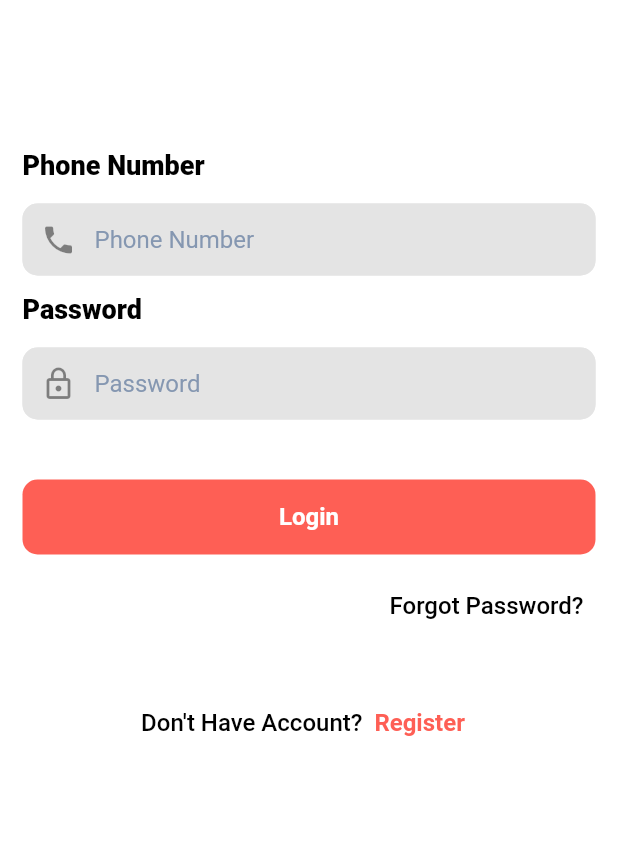
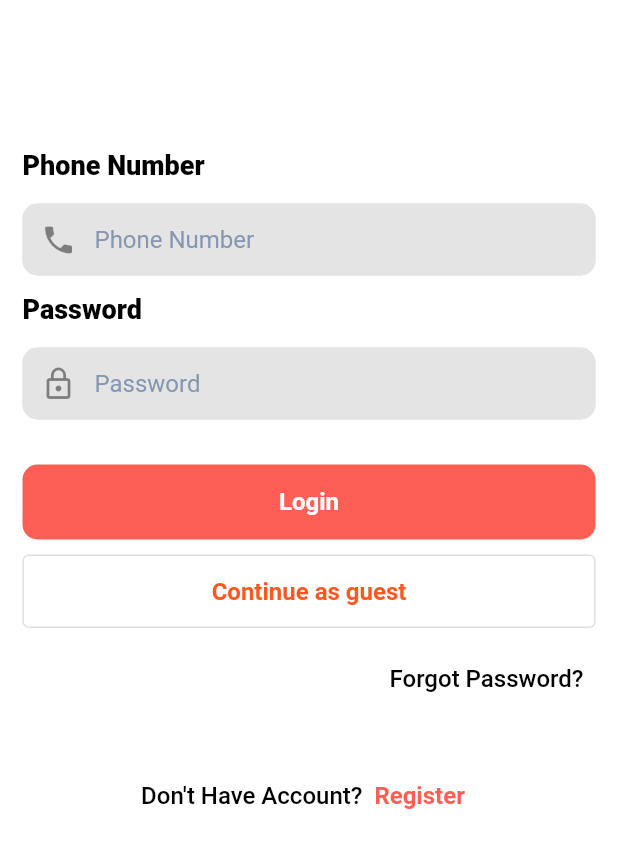
Before and after one commit to ahmedsalamay/ahmedsalamay.github.io, a Flutter app: the screen it shows after launch, after a tap on "Next", on a phone screen of 412 x 824 dp, the part 332-1200 px from its top. Run offline on Flutter 3.47's test engine with Material 2 defaults, Android fonts, the light colour scheme and no system bars; our stand-ins replace card_swiper, connectivity, dio, file_picker, get, hive and 4 more; missing offline and left inert: dio_logger, flutter_facebook_auth; accounts and stored records are empty; project files that could hold a hidden picture were left out.

Commit message:
add guest user

```diff
--- a/detective_connect.txt
+++ b/detective_connect.txt
@@ -1 +1 @@
-ws://127.0.0.1:64277/JDFD71gCr00=/ws
+ws://127.0.0.1:58090/5wHvJ357zso=/ws
--- a/lib/main.dart
+++ b/lib/main.dart
@@ -34,8 +34,8 @@ void main() async {
   var tokenRepository = TokenLocalRepository();
   await tokenRepository.initDatabase();
   final preferences = await Preferences.getInstance();
-  final showOnBoardScreen = preferences.getIsFirstLaunch() && !kIsWeb;
   var isUserLoggedIn = preferences.getIsLogged();
+  var showOnBoardScreen = preferences.getIsFirstLaunch() && !kIsWeb;
 
   runZonedGuarded(() {
     runApp(
--- a/lib/repository/local/token_local_repository.dart
+++ b/lib/repository/local/token_local_repository.dart
@@ -27,7 +27,9 @@ class TokenLocalRepository {
     return token;
   }
 
-  bool isTokenSaved() {
+  Future<bool> isTokenSaved() async {
+    await Hive.initFlutter();
+    tokenBox = Hive.box('token');
     return tokenBox.values.isNotEmpty;
   }
 
--- a/lib/screens/choose_frame/choose_frame_desktop.dart
+++ b/lib/screens/choose_frame/choose_frame_desktop.dart
@@ -697,7 +697,7 @@ class _Walls extends StatelessWidget {
                     height: 300,
                     width: 300,
                     fit: BoxFit.fill,
-                    image: AssetImage('assets/images/01.png'),
+                    image: AssetImage('assets/images/wall.jpg'),
                   ),
                 ),
               ] +
--- a/lib/screens/choose_frame/choose_frame_viewmodel.dart
+++ b/lib/screens/choose_frame/choose_frame_viewmodel.dart
@@ -9,6 +9,7 @@ import 'package:fimto_frame/models/order.dart';
 import 'package:fimto_frame/models/walls.dart';
 import 'package:fimto_frame/repository/remote/facebook_repository.dart';
 import 'package:fimto_frame/repository/remote/order_repository.dart';
+import 'package:fimto_frame/repository/remote/preference.dart';
 import 'package:fimto_frame/routes/router_names.dart';
 import 'package:fimto_frame/services/connection_service.dart';
 import 'package:fimto_frame/services/message_service.dart';
@@ -39,7 +40,7 @@ class ChooseFrameViewModel extends ChangeNotifier {
   List<Walls>? get walls => _walls;
   Walls get wall =>
       _walls!.firstWhere((wall) => wall.noImage == _pickedFiles.length,
-          orElse: () => _walls!.first);
+          orElse: () => _walls!.last);
 
   String get packageSize => order.packageSize!.toInt().toString();
   String get packagePrice => order.packagePrice.toString();
@@ -216,7 +217,12 @@ class ChooseFrameViewModel extends ChangeNotifier {
     setLoadingState(false);
   }
 
-  void checkoutAction() {
+  Future<bool> isUserLogged() async {
+    final preferences = await Preferences.getInstance();
+    return preferences.getIsLogged();
+  }
+
+  void checkoutAction() async {
     order
       ..frame = _selectedFrame.toString().split('.')[1]
       ..imageNo = _pickedFiles.length
--- a/lib/screens/login/login_mobile.dart
+++ b/lib/screens/login/login_mobile.dart
@@ -111,10 +111,20 @@ class _Body extends StatelessWidget {
                         prefixIcon: const Icon(Icons.lock_outline),
                         hintText: S.of(context).password),
                   ),
-                  const SizedBox(height: 40),
+                  const SizedBox(height: 30),
                   SolidButton(
                     text: S.of(context).login,
                     onTap: () => vm.logInAction(_formKey),
+                  ),
+                  const SizedBox(height: 10),
+                  SizedBox(
+                    width: double.infinity,
+                    child: OutlinedButton(
+                        onPressed: () => vm.continueAsGuestAction(),
+                        child: const Padding(
+                          padding: EdgeInsets.all(15.0),
+                          child: Text('Continue as guest'),
+                        )),
                   ),
                   const SizedBox(height: 10),
                   Align(
--- a/lib/screens/login/login_viewmodel.dart
+++ b/lib/screens/login/login_viewmodel.dart
@@ -53,7 +53,10 @@ class LoginViewModel extends ChangeNotifier {
     if (form.validate()) {
       _logIn();
     }
-    // Get.toNamed(homeRoute);
+  }
+
+  void continueAsGuestAction() {
+    Get.toNamed(homeRoute);
   }
 
   void _logIn() async {
--- a/lib/themes/appBar.dart
+++ b/lib/themes/appBar.dart
@@ -1,3 +1,4 @@
+import 'package:fimto_frame/generated/l10n.dart';
 import 'package:flutter/cupertino.dart';
 import 'package:flutter/material.dart';
 import 'package:get/get.dart';
--- a/lib/themes/footer.dart
+++ b/lib/themes/footer.dart
@@ -49,6 +49,7 @@ class Footer extends StatelessWidget {
                       child: Text(
                         S.of(context).faq,
                         style: textTheme,
+                        textAlign: TextAlign.start,
                       ),
                     ),
                     TextButton(
```
Also changed, not shown: lib/screens/choose_frame/choose_frame_mobile.dart (+11 -1 lines), lib/screens/current_orders/current_orders_mobile.dart (+6 -1 lines), lib/services/token_services.dart (+5 -2 lines), lib/themes/drawer.dart (+0 -7 lines).
